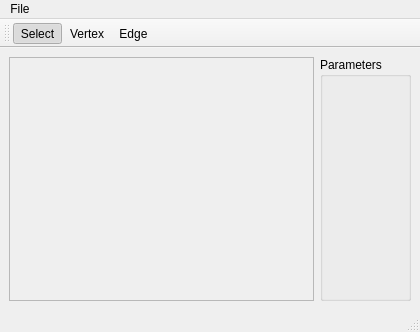
First picture: the form in src/SchedulerGUI/Windows/GraphEditor.ui, repository DanielZorin/movepoint, before the edit.
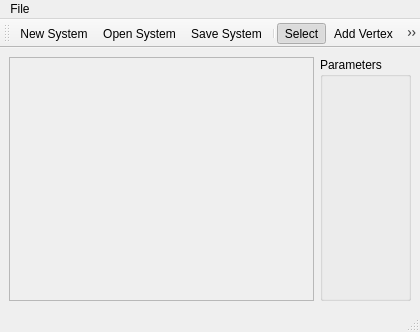
Second picture: the form after the edit. Icons and pictures are not drawn. Custom widgets are drawn as their Qt base class.

What changed in the file:
```diff
--- a/src/SchedulerGUI/Windows/GraphEditor.ui
+++ b/src/SchedulerGUI/Windows/GraphEditor.ui
@@ -118,6 +118,10 @@
    <attribute name="toolBarBreak" >
     <bool>false</bool>
    </attribute>
+   <addaction name="actionNew_System" />
+   <addaction name="actionOpen_System" />
+   <addaction name="actionSave_System" />
+   <addaction name="separator" />
    <addaction name="actionSelect" />
    <addaction name="actionVertex" />
    <addaction name="actionEdge" />
@@ -146,7 +150,7 @@
      <normaloff>:/pics/pics/vertex.png</normaloff>:/pics/pics/vertex.png</iconset>
    </property>
    <property name="text" >
-    <string>Vertex</string>
+    <string>Add Vertex</string>
    </property>
   </action>
   <action name="actionEdge" >
@@ -158,7 +162,7 @@
      <normaloff>:/pics/pics/edge.png</normaloff>:/pics/pics/edge.png</iconset>
    </property>
    <property name="text" >
-    <string>Edge</string>
+    <string>Add Edge</string>
    </property>
   </action>
   <action name="actionNew_System" >
```
Left out of the diff: 14 changed lines with no effect on the pictures.
